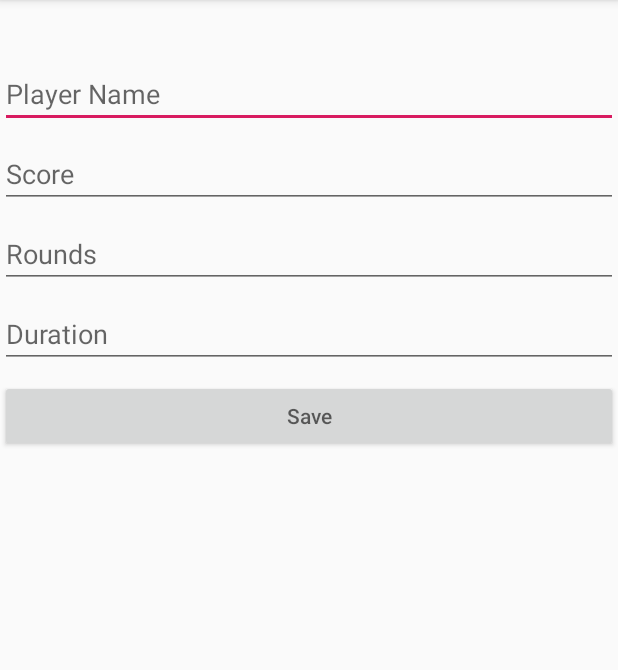
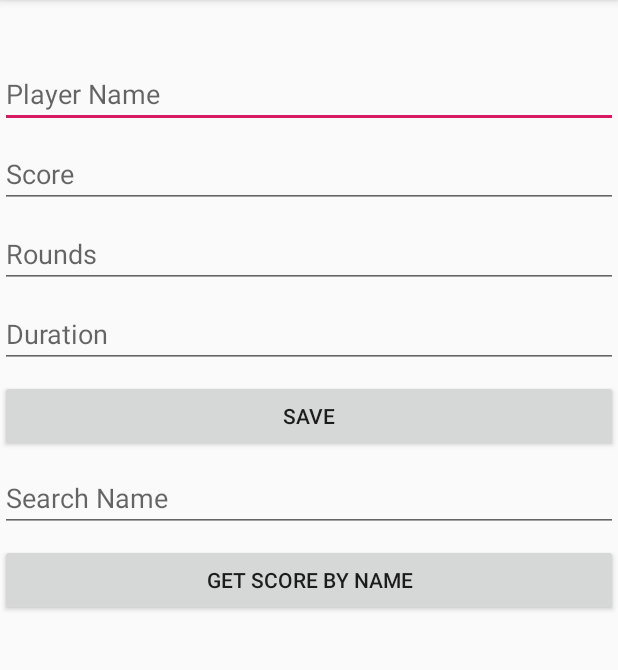
Before and after one commit to Csegota/instagram-clone, an Android app: the screen it shows after launch (SignUp), on a phone screen of 412 x 824 dp, the part 84-754 px from its top. Run offline under Robolectric (Android 15) with nearby library versions, the phone set to English and light mode, and no system bars; libraries missing offline, so code that uses them is left out: com.parse, com.shashank.sony; 1 statement that could not run was skipped.

```diff
--- a/app/build.gradle
+++ b/app/build.gradle
@@ -23,6 +23,7 @@ dependencies {
     implementation 'androidx.appcompat:appcompat:1.0.0-beta01'
     implementation 'androidx.constraintlayout:constraintlayout:1.1.3'
     implementation "com.github.parse-community.Parse-SDK-Android:parse:1.20.0"
+    implementation 'com.github.Shashank02051997:FancyToast-Android:0.1.6'
     testImplementation 'junit:junit:4.12'
     androidTestImplementation 'androidx.test:runner:1.1.0-alpha4'
     androidTestImplementation 'androidx.test.espresso:espresso-core:3.1.0-alpha4'
--- a/app/src/main/java/com/android/instagramclone/SignUp.java
+++ b/app/src/main/java/com/android/instagramclone/SignUp.java
@@ -2,20 +2,28 @@ package com.android.instagramclone;
 
 import androidx.appcompat.app.AppCompatActivity;
 import android.os.Bundle;
+import android.util.Log;
 import android.view.View;
 import android.widget.Button;
 import android.widget.EditText;
+import android.widget.TextView;
 import android.widget.Toast;
 
+import com.parse.FindCallback;
 import com.parse.ParseException;
 import com.parse.ParseInstallation;
 import com.parse.ParseObject;
+import com.parse.ParseQuery;
 import com.parse.SaveCallback;
+import com.shashank.sony.fancytoastlib.FancyToast;
 
-public class SignUp extends AppCompatActivity implements View.OnClickListener {
+import java.util.List;
 
-    private Button btnSave;
-    private EditText etName, etScore, etRounds, etDuration; //, etEasy;
+public class SignUp extends AppCompatActivity {
+
+    private Button btnSave, btnGetData;
+    private EditText etName, etScore, etRounds, etDuration, etGetName; //, etEasy;
+    private TextView tvReturnData;
 
     @Override
     protected void onCreate(Bundle savedInstanceState) {
@@ -23,17 +31,23 @@ public class SignUp extends AppCompatActivity implements View.OnClickListener {
         setContentView(R.layout.activity_main);
 
         btnSave = findViewById(R.id.btn_save);
-        btnSave.setOnClickListener(SignUp.this);
+        //btnSave.setOnClickListener(SignUp.this);
+        btnGetData = findViewById(R.id.btn_getData);
 
         etName = findViewById(R.id.et_name);
         etScore = findViewById(R.id.et_score);
         etRounds = findViewById(R.id.et_rounds);
         etDuration = findViewById(R.id.et_duration);
         //etEasy = findViewById(R.id.et_easy);
+        etGetName = findViewById(R.id.et_getName);
+
+        tvReturnData = findViewById(R.id.tv_returnData);
     }
 
-    @Override
-    public void onClick(View v) {
+    //TODO Potentially might want to revert back to implementing View.OnClickListener interface. Could make code more readable for numerous onClick methods.
+    public void onClickBtnSaveData(View v) {
+
+        try { //TODO - Need to sanitize input in a better way.
             final ParseObject gameScore = new ParseObject("GameScore");
             gameScore.put("name", etName.getText().toString());
             gameScore.put("score", Integer.parseInt(etScore.getText().toString()));
@@ -45,9 +59,30 @@ public class SignUp extends AppCompatActivity implements View.OnClickListener {
                 public void done(ParseException e) {
 
                     if (e == null) {
-                    Toast.makeText(SignUp.this, gameScore.get("name") + "'s game saved successfully.", Toast.LENGTH_LONG).show();
+                        FancyToast.makeText(SignUp.this, gameScore.get("name") + "'s game saved successfully.", FancyToast.LENGTH_LONG, FancyToast.SUCCESS, true).show();
                     } else {
-                    Toast.makeText(SignUp.this, e.getMessage(), Toast.LENGTH_LONG).show();
+                        FancyToast.makeText(SignUp.this, e.getMessage(), FancyToast.LENGTH_LONG, FancyToast.ERROR, true).show();
+                    }
+                }
+            });
+        } catch (Exception e) {
+            FancyToast.makeText(this, e.getMessage(), FancyToast.LENGTH_LONG, FancyToast.ERROR, true).show();
+        }
+    }
+
+    public void onClickBtnGetData (View v) {
+        ParseQuery<ParseObject> query = ParseQuery.getQuery("GameScore");
+        query.whereEqualTo("name", etGetName.getText().toString());
+        query.findInBackground(new FindCallback<ParseObject>() {
+            public void done(List<ParseObject> scoreList, ParseException e) {
+                if (e == null) {
+                    String output = "";
+                    for (ParseObject game : scoreList ) {
+                        output = output + game.get("name") + "'s Records || Score: " + game.get("score") + "\n";
+                    }
+                    tvReturnData.setText(output);
+                } else {
+                    FancyToast.makeText(SignUp.this, e.getMessage(), FancyToast.LENGTH_LONG, FancyToast.ERROR, true).show();
                 }
             }
         });
--- a/app/src/main/res/layout/activity_main.xml
+++ b/app/src/main/res/layout/activity_main.xml
@@ -61,8 +61,34 @@
         android:layout_width="match_parent"
         android:layout_height="wrap_content"
         android:layout_marginTop="8dp"
-        android:onClick="onClick"
-        android:hint="Save"
+        android:onClick="onClickBtnSaveData"
+        android:text="Save"
         app:layout_constraintTop_toBottomOf="@+id/et_duration" />
 
+    <EditText
+        android:id="@+id/et_getName"
+        android:layout_width="match_parent"
+        android:layout_height="wrap_content"
+        android:layout_marginTop="8dp"
+        android:ems="10"
+        android:inputType="text"
+        android:hint="Search Name"
+        app:layout_constraintTop_toBottomOf="@+id/btn_save"/>
+
+    <Button
+        android:id="@+id/btn_getData"
+        android:layout_width="match_parent"
+        android:layout_height="wrap_content"
+        android:layout_marginTop="8dp"
+        android:onClick="onClickBtnGetData"
+        android:text="Get Score By Name"
+        app:layout_constraintTop_toBottomOf="@+id/et_getName" />
+
+    <TextView
+        android:id="@+id/tv_returnData"
+        android:layout_width="match_parent"
+        android:layout_height="wrap_content"
+        android:layout_marginTop="8dp"
+        app:layout_constraintTop_toBottomOf="@+id/btn_getData" />
+
 </androidx.constraintlayout.widget.ConstraintLayout>
```
Lines whose indentation alone changed are shown as unchanged.
